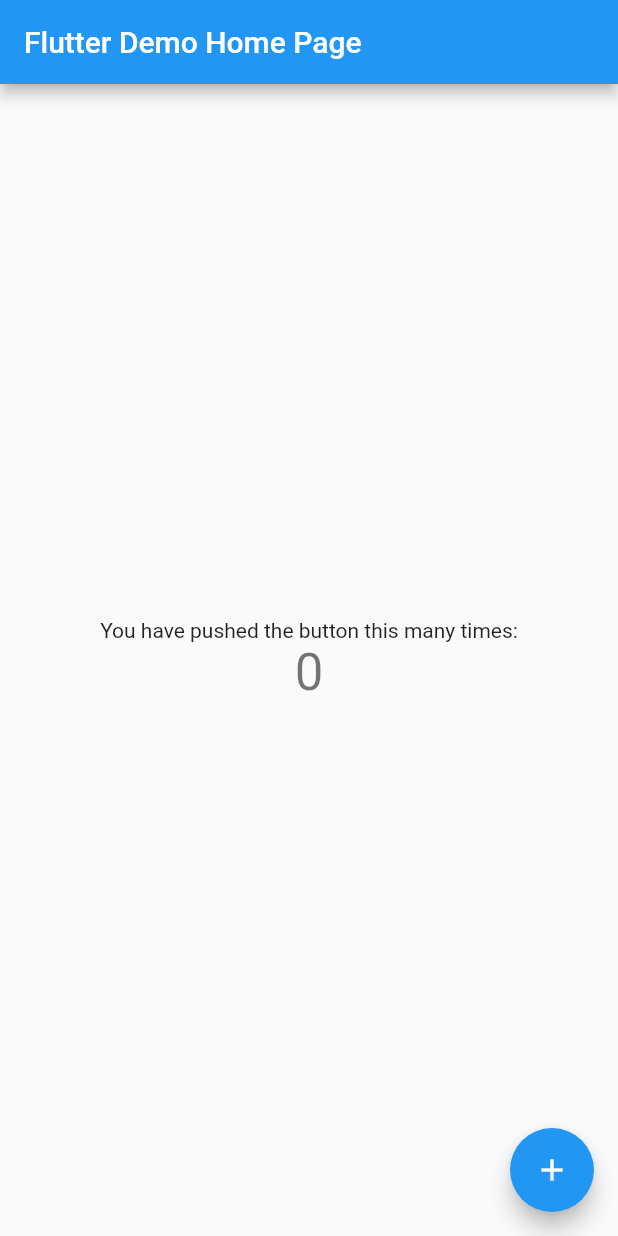
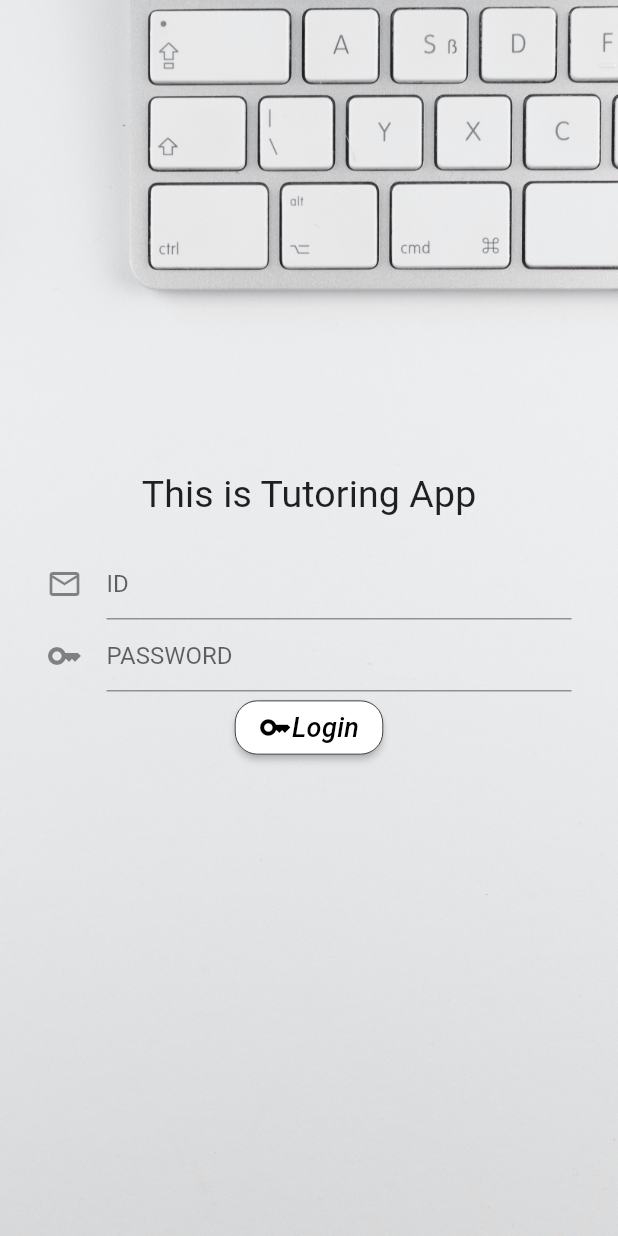
Before and after one commit to jangtaehwan2/tutoring_flutter, a Flutter app: the screen it shows after launch, on a phone screen of 412 x 824 dp. Run offline on Flutter 3.47's test engine with Material 2 defaults, Android fonts, the phone set to English and light mode, and no system bars.

Commit message:
Prototype Add Login page, Main page

```diff
--- a/analysis_options.yaml
+++ b/analysis_options.yaml
@@ -22,6 +22,11 @@ linter:
   # `// ignore_for_file: name_of_lint` syntax on the line or in the file
   # producing the lint.
   rules:
+    prefer_typing_uninitialized_variables : false
+    prefer_const_constructors_in_immutables : false
+    prefer_const_constructors : false
+    avoid_print : false
+    prefer_const_literals_to_create_immutables : false
     # avoid_print: false  # Uncomment to disable the `avoid_print` rule
     # prefer_single_quotes: true  # Uncomment to enable the `prefer_single_quotes` rule
 
--- a/lib/main.dart
+++ b/lib/main.dart
@@ -1,115 +1,92 @@
 import 'package:flutter/material.dart';
+import 'package:tutoring_flutter/widget/bottom_bar.dart';
+import 'package:tutoring_flutter/screen/home_screen.dart';
+import 'package:tutoring_flutter/screen/login_screen.dart';
+import 'package:tutoring_flutter/screen/login.dart';
+import 'package:tutoring_flutter/screen/tab_controller_screen.dart';
 
 void main() {
   runApp(const MyApp());
 }
 
-class MyApp extends StatelessWidget {
+class MyApp extends StatefulWidget {
   const MyApp({Key? key}) : super(key: key);
 
-  // This widget is the root of your application.
+  @override
+  State<MyApp> createState() => _MyAppState();
+}
+
+class _MyAppState extends State<MyApp> {
+  TabController? controller;
+
   @override
   Widget build(BuildContext context) {
     return MaterialApp(
-      title: 'Flutter Demo',
+      title: 'Open Tutoring',
       theme: ThemeData(
-        // This is the theme of your application.
-        //
-        // Try running your application with "flutter run". You'll see the
-        // application has a blue toolbar. Then, without quitting the app, try
-        // changing the primarySwatch below to Colors.green and then invoke
-        // "hot reload" (press "r" in the console where you ran "flutter run",
-        // or simply save your changes to "hot reload" in a Flutter IDE).
-        // Notice that the counter didn't reset back to zero; the application
-        // is not restarted.
-        primarySwatch: Colors.blue,
+        brightness: Brightness.light,
+        primaryColor: Colors.white,
+        accentColor: Colors.black,
       ),
-      home: const MyHomePage(title: 'Flutter Demo Home Page'),
+      home: LoginScreen()
     );
   }
 }
 
-class MyHomePage extends StatefulWidget {
-  const MyHomePage({Key? key, required this.title}) : super(key: key);
 
-  // This widget is the home page of your application. It is stateful, meaning
-  // that it has a State object (defined below) that contains fields that affect
-  // how it looks.
-
-  // This class is the configuration for the state. It holds the values (in this
-  // case the title) provided by the parent (in this case the App widget) and
-  // used by the build method of the State. Fields in a Widget subclass are
-  // always marked "final".
-
-  final String title;
-
-  @override
-  State<MyHomePage> createState() => _MyHomePageState();
-}
-
-class _MyHomePageState extends State<MyHomePage> {
-  int _counter = 0;
-
-  void _incrementCounter() {
-    setState(() {
-      // This call to setState tells the Flutter framework that something has
-      // changed in this State, which causes it to rerun the build method below
-      // so that the display can reflect the updated values. If we changed
-      // _counter without calling setState(), then the build method would not be
-      // called again, and so nothing would appear to happen.
-      _counter++;
-    });
-  }
-
-  @override
-  Widget build(BuildContext context) {
-    // This method is rerun every time setState is called, for instance as done
-    // by the _incrementCounter method above.
-    //
-    // The Flutter framework has been optimized to make rerunning build methods
-    // fast, so that you can just rebuild anything that needs updating rather
-    // than having to individually change instances of widgets.
-    return Scaffold(
-      appBar: AppBar(
-        // Here we take the value from the MyHomePage object that was created by
-        // the App.build method, and use it to set our appbar title.
-        title: Text(widget.title),
-      ),
-      body: Center(
-        // Center is a layout widget. It takes a single child and positions it
-        // in the middle of the parent.
-        child: Column(
-          // Column is also a layout widget. It takes a list of children and
-          // arranges them vertically. By default, it sizes itself to fit its
-          // children horizontally, and tries to be as tall as its parent.
-          //
-          // Invoke "debug painting" (press "p" in the console, choose the
-          // "Toggle Debug Paint" action from the Flutter Inspector in Android
-          // Studio, or the "Toggle Debug Paint" command in Visual Studio Code)
-          // to see the wireframe for each widget.
-          //
-          // Column has various properties to control how it sizes itself and
-          // how it positions its children. Here we use mainAxisAlignment to
-          // center the children vertically; the main axis here is the vertical
-          // axis because Columns are vertical (the cross axis would be
-          // horizontal).
-          mainAxisAlignment: MainAxisAlignment.center,
-          children: <Widget>[
-            const Text(
-              'You have pushed the button this many times:',
-            ),
-            Text(
-              '$_counter',
-              style: Theme.of(context).textTheme.headline4,
-            ),
-          ],
-        ),
-      ),
-      floatingActionButton: FloatingActionButton(
-        onPressed: _incrementCounter,
-        tooltip: 'Increment',
-        child: const Icon(Icons.add),
-      ), // This trailing comma makes auto-formatting nicer for build methods.
-    );
-  }
-}
+//
+// class MyApp extends StatelessWidget {
+//   const MyApp({Key? key}) : super(key: key);
+//
+//   // This widget is the root of your application.
+//   @override
+//   Widget build(BuildContext context) {
+//     return MaterialApp(
+//       title: 'Tutoring',
+//       theme: ThemeData(
+//         primarySwatch: Colors.blue,
+//       ),
+//       home: const MyHomePage(title: 'Hello Tutoring'),
+//     );
+//   }
+// }
+//
+// class MyHomePage extends StatefulWidget {
+//   const MyHomePage({Key? key, required this.title}) : super(key: key);
+//
+//   final String title;
+//
+//   @override
+//   State<MyHomePage> createState() => _MyHomePageState();
+// }
+//
+// class _MyHomePageState extends State<MyHomePage> {
+//   @override
+//   Widget build(BuildContext context) {
+//     return Scaffold(
+//       appBar: AppBar(
+//         title: Text(widget.title),
+//       ),
+//       body: Center(
+//           child: Column(
+//         mainAxisAlignment: MainAxisAlignment.center,
+//         children: <Widget>[
+//           ElevatedButton(
+//             child: Text('Login'),
+//             onPressed: () {
+//               Navigator.push(context,
+//                   MaterialPageRoute(builder: (context) => LoginPage()));
+//             },
+//           ),
+//           // ElevatedButton(
+//           //   child: Text('List'),
+//           //   onPressed: () {
+//           //     Navigator.push(context,
+//           //         MaterialPageRoute(builder: (context) => RandomWords()));
+//           //   },
+//           // ),
+//         ],
+//       )),
+//     );
+//   }
+// }
--- /dev/null
+++ b/lib/screen/chat_screen.dart
@@ -0,0 +1 @@
+import 'package:flutter/material.dart';
--- /dev/null
+++ b/lib/screen/login_screen.dart
@@ -0,0 +1,127 @@
+import 'package:flutter/material.dart';
+import 'package:tutoring_flutter/screen/home_screen.dart';
+import 'package:tutoring_flutter/screen/tab_controller_screen.dart';
+
+
+class LoginScreen extends StatefulWidget {
+  const LoginScreen({Key? key}) : super(key: key);
+
+  @override
+  State<LoginScreen> createState() => _LoginScreenState();
+}
+
+class _LoginScreenState extends State<LoginScreen> {
+  @override
+  Widget build(BuildContext context) {
+    return Scaffold(
+      body: Stack(
+        children: [
+          Container(
+            height: double.infinity,
+            child: Image.asset(
+              'assets/main.png',
+              fit: BoxFit.fitHeight,
+            ),
+          ),
+          Center(
+            child: Container(
+              decoration: BoxDecoration(),
+              child: Column(
+                mainAxisAlignment: MainAxisAlignment.center,
+                children: [
+                  SizedBox(
+                    width: 350,
+                    height: 50,
+                    child: Text(
+                      'This is Tutoring App',
+                      textAlign: TextAlign.center,
+                      style: TextStyle(fontSize: 25, letterSpacing: 0.1),
+                    ),
+                  ),
+                  SizedBox(
+                    width: 350,
+                    child: TextField(
+                        decoration: InputDecoration(
+                      icon: Icon(Icons.mail_outline),
+                      border: UnderlineInputBorder(),
+                      hintText: 'ID',
+                    )),
+                  ),
+                  SizedBox(
+                    width: 350,
+                    child: TextField(
+                      decoration: InputDecoration(
+                        icon: Icon(Icons.key),
+                        border: UnderlineInputBorder(),
+                        hintText: 'PASSWORD',
+                      ),
+                      obscureText: true,
+                      enableSuggestions: false,
+                      autocorrect: false,
+                    ),
+                  ),
+                  ElevatedButton(
+                    child: Row(mainAxisSize: MainAxisSize.min, children: [
+                      Icon(Icons.key, color: Colors.black, size: 22),
+                      Text('Login',
+                          style: TextStyle(
+                            color: Colors.black,
+                            fontSize: 18,
+                            letterSpacing: 0.2,
+                            fontStyle: FontStyle.italic,
+                          )),
+                    ]),
+                    style: ButtonStyle(
+                        backgroundColor: MaterialStateProperty.resolveWith(
+                            (states) => Colors.white),
+                        shape: MaterialStateProperty.all(RoundedRectangleBorder(
+                            borderRadius: BorderRadius.circular(15.0),
+                            side:
+                                BorderSide(color: Colors.black, width: 0.5)))),
+                    onPressed: () {
+                      Navigator.push(context, MaterialPageRoute(builder: (context) => TabControllerScreen()));
+                    },
+                  ),
+                ],
+              ),
+            ),
+          ),
+          // Container(
+          //   child: Column(
+          //     children: [
+          //       Flexible(child: Container(
+          //       ), flex:1,),
+          //       Flexible(child: Container(
+          //         child: Center(
+          //           child: ElevatedButton(
+          //             child: Row(
+          //               mainAxisSize: MainAxisSize.min,
+          //               children: [
+          //                 Icon(Icons.key, color: Colors.black, size: 30),
+          //                 Text('Login', style: TextStyle(
+          //                   color: Colors.black,
+          //                   fontSize: 30,
+          //                   letterSpacing: 0.2,
+          //                   fontStyle: FontStyle.italic,
+          //               )),]
+          //             ),
+          //             style: ButtonStyle(
+          //               backgroundColor: MaterialStateProperty.resolveWith((states) => Colors.white),
+          //               shape: MaterialStateProperty.all(RoundedRectangleBorder(
+          //                 borderRadius: BorderRadius.circular(18.0),
+          //                 side: BorderSide(color: Colors.black, width: 1.5)
+          //               ))
+          //             ),
+          //             onPressed: () {},
+          //           ),
+          //         ),
+          //       ), flex: 5,
+          //       )
+          //     ],
+          //   ),
+          // ),
+        ],
+      ),
+    );
+  }
+}
--- /dev/null
+++ b/lib/screen/mypage_screen.dart
@@ -0,0 +1 @@
+import 'package:flutter/material.dart';
```
Also changed, not shown: lib/screen/home_screen.dart (added, +84 -0 lines), lib/screen/login.dart (added, +51 -0 lines), lib/screen/tab_controller_screen.dart (added, +43 -0 lines), lib/tutoring.dart (added, +95 -0 lines), lib/widget/bottom_bar.dart (added, +62 -0 lines), pubspec.yaml (+11 -8 lines), assets/dog.png (added), assets/java.png (added), assets/main.png (added), lib/screen/chat_list_screen.dart (added), lib/screen/search_screen.dart (added), pubspec.lock.
